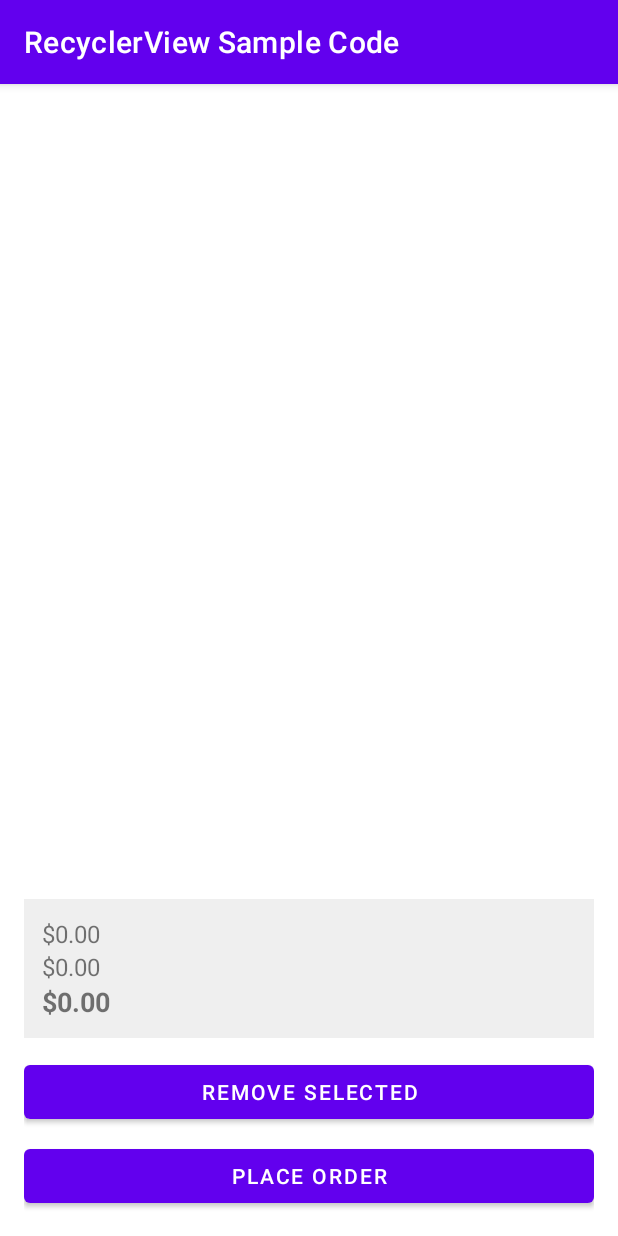
After one commit to MilanDPatel/RUBurgerAndroidApp, an Android app: the CurrentOrderActivity screen opened directly, with no data from a screen before it, on a phone screen of 412 x 824 dp. The commit adds this screen. Run offline under Robolectric (Android 15) with nearby library versions, the phone set to English and light mode, and no system bars; 3 statements that could not run were skipped.

Commit message:
current order view

```diff
--- a/app/src/main/AndroidManifest.xml
+++ b/app/src/main/AndroidManifest.xml
@@ -43,6 +43,9 @@
             android:name=".SandwichActivity"
             android:exported="false" />
 
+        <activity android:name=".CurrentOrderActivity"
+            android:exported="false"/>
+
         <!-- If you plan to implement the ComboActivity as well, add this too -->
 
         <!-- Launcher activity with menu buttons -->
--- /dev/null
+++ b/app/src/main/java/com/example/recycleapplication/CurrentOrderActivity.java
@@ -0,0 +1,88 @@
+package com.example.recycleapplication;
+
+import android.os.Bundle;
+import android.widget.ArrayAdapter;
+import android.widget.Button;
+import android.widget.ListView;
+import android.widget.TextView;
+
+import androidx.appcompat.app.AppCompatActivity;
+
+import com.example.recycleapplication.model.Item;
+import com.example.recycleapplication.model.Order;
+
+import java.text.DecimalFormat;
+
+public class CurrentOrderActivity extends AppCompatActivity {
+    private ListView orderListView;
+    private Button removeSelectedButton, placeOrderButton;
+    private TextView subtotalText, taxText, totalText;
+
+    private ArrayAdapter<String> adapter;
+    private Order currentOrder;
+
+    private final double TAX_RATE = 0.06625;
+    private final DecimalFormat df = new DecimalFormat("$#,##0.00");
+
+    @Override
+    protected void onCreate(Bundle savedInstanceState) {
+        super.onCreate(savedInstanceState);
+        setContentView(R.layout.activity_current_order);
+
+        if (getIntent().getSerializableExtra("order") != null) {
+            currentOrder = (Order) getIntent().getSerializableExtra("order");
+        }
+
+        orderListView = findViewById(R.id.orderListView);
+        removeSelectedButton = findViewById(R.id.removeSelectedButton);
+        placeOrderButton = findViewById(R.id.btnPlaceOrder);
+
+        subtotalText = findViewById(R.id.subtotalText);
+        taxText = findViewById(R.id.taxText);
+        totalText = findViewById(R.id.totalText);
+
+        adapter = new ArrayAdapter<>(this,
+                android.R.layout.simple_list_item_single_choice,
+                currentOrder.getStringItems());
+
+        orderListView.setAdapter(adapter);
+
+        updateTotals();
+
+        removeSelectedButton.setOnClickListener(v -> {
+            int pos = orderListView.getCheckedItemPosition();
+            if (pos != ListView.INVALID_POSITION) {
+                currentOrder.removeItem(pos);
+                adapter.notifyDataSetChanged();
+                orderListView.clearChoices();
+                updateTotals();
+            }
+
+        });
+
+        placeOrderButton.setOnClickListener(v -> {
+            if (!currentOrder.getItems().isEmpty()) {
+                currentOrder.clear();
+                adapter.notifyDataSetChanged();
+                orderListView.clearChoices();
+                updateTotals();
+            }
+        });
+    }
+
+
+    private void updateTotals() {
+        double subtotal = 0;
+        for (Item item: currentOrder.getItems()) {
+            subtotal += item.getPrice();
+        }
+
+        double tax = subtotal * TAX_RATE;
+        double total = subtotal + tax;
+
+        subtotalText.setText(df.format(subtotal));
+        totalText.setText(df.format(total));
+        taxText.setText(df.format(tax));
+    }
+
+}
--- a/app/src/main/java/com/example/recycleapplication/MainMenuActivity.java
+++ b/app/src/main/java/com/example/recycleapplication/MainMenuActivity.java
@@ -61,6 +61,16 @@ public class MainMenuActivity extends AppCompatActivity {
             }
         });
 
+        Button viewOrderButton = findViewById(R.id.btn_view_order);
+        viewOrderButton.setOnClickListener(new View.OnClickListener() {
+            @Override
+            public void onClick(View v) {
+                Intent intent = new Intent(MainMenuActivity.this, CurrentOrderActivity.class);
+                intent.putExtra("order", currentOrder);
+                startActivity(intent);
+            }
+        });
+
 
     }
 }
--- a/app/src/main/java/com/example/recycleapplication/model/Item.java
+++ b/app/src/main/java/com/example/recycleapplication/model/Item.java
@@ -25,4 +25,8 @@ public class Item implements Serializable {
     public void setPrice(double price) {
         this.price = price;
     }
+
+    public String toString() {
+        return "Item " + quantity + price;
+    }
 }
--- a/app/src/main/java/com/example/recycleapplication/model/Order.java
+++ b/app/src/main/java/com/example/recycleapplication/model/Order.java
@@ -17,4 +17,20 @@ public class Order implements Serializable {
     public List<Item> getItems() {
         return items;
     }
+    public void removeItem(int index) {
+        if (index >= 0 && index < items.size()) {
+            items.remove(index);
+        }
+    }
+
+    public void clear() {
+        items.clear();
+    }
+    public List<String> getStringItems() {
+        List<String> itemStrings = new ArrayList<>();
+        for (Item item: items) {
+            itemStrings.add(item.toString());
+        }
+        return itemStrings;
+    }
 }
--- /dev/null
+++ b/app/src/main/res/layout/activity_current_order.xml
@@ -0,0 +1,62 @@
+<?xml version="1.0" encoding="utf-8"?>
+<LinearLayout xmlns:android="http://schemas.android.com/apk/res/android"
+    android:orientation="vertical"
+    android:padding="16dp"
+    android:layout_width="match_parent"
+    android:layout_height="match_parent">
+
+    <!-- List of items -->
+    <ListView
+        android:id="@+id/orderListView"
+        android:layout_width="match_parent"
+        android:layout_height="0dp"
+        android:layout_weight="1"
+        android:choiceMode="singleChoice" />
+
+    <!-- Price summary -->
+    <LinearLayout
+        android:layout_width="match_parent"
+        android:layout_height="wrap_content"
+        android:orientation="vertical"
+        android:padding="12dp"
+        android:layout_marginTop="8dp"
+        android:background="#EFEFEF">
+
+        <TextView
+            android:id="@+id/subtotalText"
+            android:layout_width="wrap_content"
+            android:layout_height="wrap_content"
+            android:text="Subtotal: $0.00"
+            android:textSize="16sp" />
+
+        <TextView
+            android:id="@+id/taxText"
+            android:layout_width="wrap_content"
+            android:layout_height="wrap_content"
+            android:text="Tax (10%): $0.00"
+            android:textSize="16sp" />
+
+        <TextView
+            android:id="@+id/totalText"
+            android:layout_width="wrap_content"
+            android:layout_height="wrap_content"
+            android:text="Total: $0.00"
+            android:textStyle="bold"
+            android:textSize="18sp" />
+    </LinearLayout>
+
+    <!-- Action buttons -->
+    <Button
+        android:id="@+id/removeSelectedButton"
+        android:layout_width="match_parent"
+        android:layout_height="wrap_content"
+        android:text="Remove Selected"
+        android:layout_marginTop="12dp" />
+
+    <Button
+        android:id="@+id/btnPlaceOrder"
+        android:layout_width="match_parent"
+        android:layout_height="wrap_content"
+        android:text="Place Order"
+        android:layout_marginTop="8dp" />
+</LinearLayout>
```
